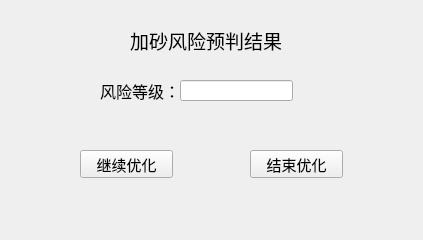
The window that pythonProject2/mainWin_2_UI_child_2.ui (zihuaiyou/pythonProject2) describes before a commit, drawn with Qt 5.
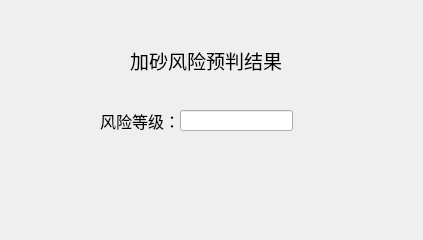
The same window after the commit.

What changed in the file:
```diff
--- a/pythonProject2/mainWin_2_UI_child_2.ui
+++ b/pythonProject2/mainWin_2_UI_child_2.ui
@@ -23,7 +23,7 @@
    <property name="geometry">
     <rect>
      <x>130</x>
-     <y>20</y>
+     <y>40</y>
      <width>161</width>
      <height>41</height>
     </rect>
@@ -41,7 +41,7 @@
    <property name="geometry">
     <rect>
      <x>100</x>
-     <y>70</y>
+     <y>100</y>
      <width>81</width>
      <height>41</height>
     </rect>
@@ -55,47 +55,11 @@
     <string>风险等级：</string>
    </property>
   </widget>
-  <widget class="QPushButton" name="pushButton">
-   <property name="geometry">
-    <rect>
-     <x>80</x>
-     <y>150</y>
-     <width>93</width>
-     <height>28</height>
-    </rect>
-   </property>
-   <property name="font">
-    <font>
-     <pointsize>11</pointsize>
-    </font>
-   </property>
-   <property name="text">
-    <string>继续优化</string>
-   </property>
-  </widget>
-  <widget class="QPushButton" name="pushButton_2">
-   <property name="geometry">
-    <rect>
-     <x>250</x>
-     <y>150</y>
-     <width>93</width>
-     <height>28</height>
-    </rect>
-   </property>
-   <property name="font">
-    <font>
-     <pointsize>11</pointsize>
-    </font>
-   </property>
-   <property name="text">
-    <string>结束优化</string>
-   </property>
-  </widget>
   <widget class="QLineEdit" name="lineEdit">
    <property name="geometry">
     <rect>
      <x>180</x>
-     <y>80</y>
+     <y>110</y>
      <width>113</width>
      <height>21</height>
     </rect>
```
